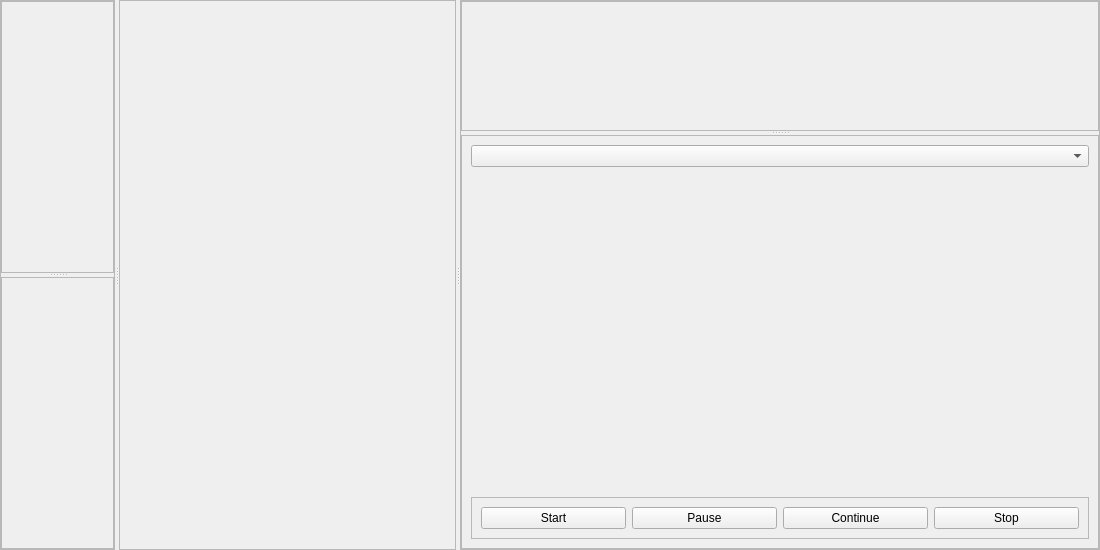
This is xdart/experiments/ttheta_scan/gui/tthetaUI.ui in rwalroth/xdart as Qt 5 draws it before an edit. The edited form follows.
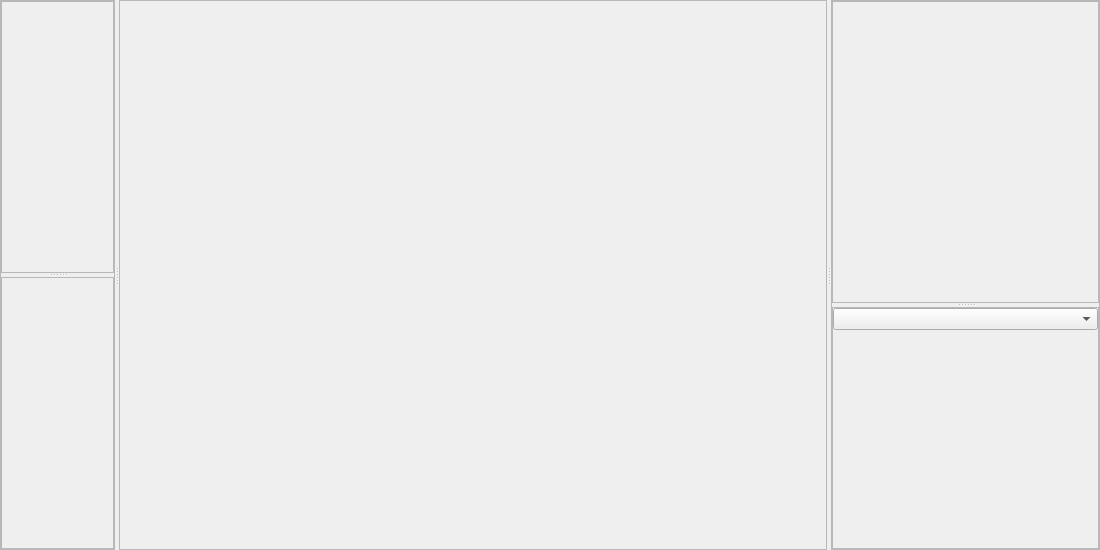
This is the edited form.

Diff of the .ui file:
```diff
--- a/xdart/experiments/ttheta_scan/gui/tthetaUI.ui
+++ b/xdart/experiments/ttheta_scan/gui/tthetaUI.ui
@@ -101,6 +101,9 @@
       <property name="frameShadow">
        <enum>QFrame::Raised</enum>
       </property>
+      <property name="lineWidth">
+       <number>5</number>
+      </property>
      </widget>
      <widget class="QFrame" name="rightFrame">
       <property name="sizePolicy">
@@ -115,6 +118,9 @@
       <property name="frameShadow">
        <enum>QFrame::Raised</enum>
       </property>
+      <property name="lineWidth">
+       <number>5</number>
+      </property>
       <layout class="QHBoxLayout" name="horizontalLayout_3">
        <property name="leftMargin">
         <number>0</number>
@@ -140,6 +146,9 @@
           <property name="frameShadow">
            <enum>QFrame::Raised</enum>
           </property>
+          <property name="lineWidth">
+           <number>3</number>
+          </property>
          </widget>
          <widget class="QFrame" name="wranglerFrame">
           <property name="frameShape">
@@ -148,53 +157,31 @@
           <property name="frameShadow">
            <enum>QFrame::Raised</enum>
           </property>
+          <property name="lineWidth">
+           <number>3</number>
+          </property>
           <layout class="QVBoxLayout" name="verticalLayout">
+           <property name="spacing">
+            <number>0</number>
+           </property>
+           <property name="leftMargin">
+            <number>0</number>
+           </property>
+           <property name="topMargin">
+            <number>0</number>
+           </property>
+           <property name="rightMargin">
+            <number>0</number>
+           </property>
+           <property name="bottomMargin">
+            <number>0</number>
+           </property>
            <item>
             <widget class="QComboBox" name="wranglerBox"/>
            </item>
            <item>
             <widget class="QStackedWidget" name="wranglerStack"/>
            </item>
-           <item>
-            <widget class="QFrame" name="frame">
-             <property name="frameShape">
-              <enum>QFrame::StyledPanel</enum>
-             </property>
-             <property name="frameShadow">
-              <enum>QFrame::Raised</enum>
-             </property>
-             <layout class="QHBoxLayout" name="horizontalLayout_2">
-              <item>
-               <widget class="QPushButton" name="batchStart">
-                <property name="text">
-                 <string>Start</string>
-                </property>
-               </widget>
-              </item>
-              <item>
-               <widget class="QPushButton" name="batchPause">
-                <property name="text">
-                 <string>Pause</string>
-                </property>
-               </widget>
-              </item>
-              <item>
-               <widget class="QPushButton" name="batchContinue">
-                <property name="text">
-                 <string>Continue</string>
-                </property>
-               </widget>
-              </item>
-              <item>
-               <widget class="QPushButton" name="batchStop">
-                <property name="text">
-                 <string>Stop</string>
-                </property>
-               </widget>
-              </item>
-             </layout>
-            </widget>
-           </item>
           </layout>
          </widget>
         </widget>
```
Left out of the diff: 9 changed lines with no effect on the pictures.
